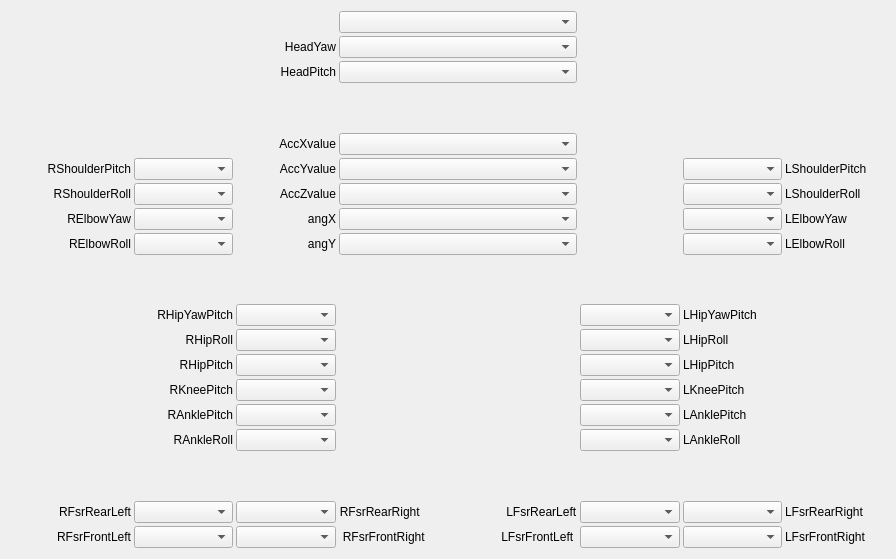
The window that GUITools/KMonitor/SensorsController.ui (kouretes/Monas) describes before a commit, drawn with Qt 5.
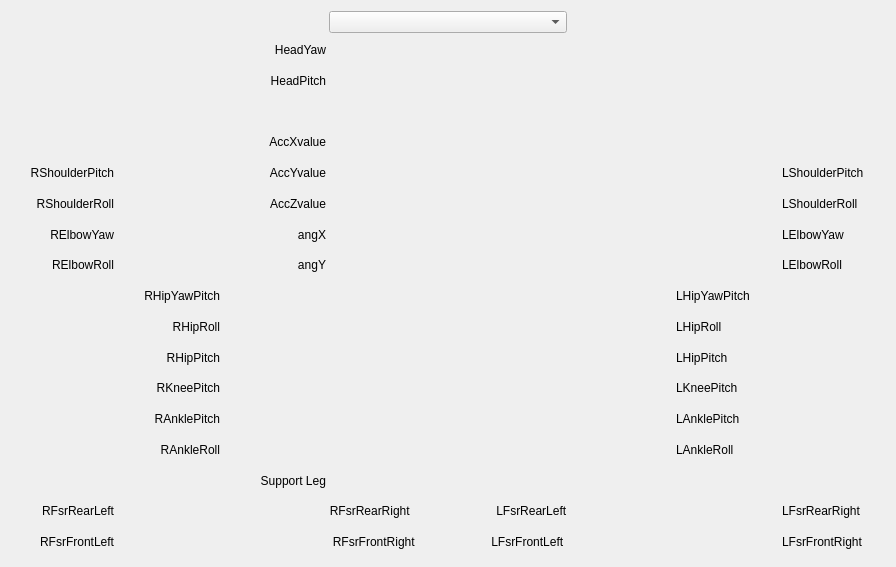
The same window after the commit.

Commit message: Sensors: add computation of the support leg KMonitor: fix the SensorsController...... the sensors value are in the sensorsValue vector not in the jointData vector... Add label for the support leg

The edit to the form file:
```diff
--- a/GUITools/KMonitor/SensorsController.ui
+++ b/GUITools/KMonitor/SensorsController.ui
@@ -7,7 +7,7 @@
     <x>0</x>
     <y>0</y>
     <width>896</width>
-    <height>559</height>
+    <height>567</height>
    </rect>
   </property>
   <property name="windowTitle">
@@ -15,14 +15,85 @@
   </property>
   <layout class="QGridLayout" name="gridLayout_2">
    <item row="0" column="0">
-    <layout class="QGridLayout" name="gridLayout" columnstretch="0,0,1,1,1,2,1,1,1">
+    <layout class="QGridLayout" name="gridLayout" columnstretch="0,0,0,0,0,0,0">
      <property name="spacing">
       <number>3</number>
      </property>
-     <item row="5" column="5">
-      <widget class="QComboBox" name="AccYComboBox"/>
+     <item row="0" column="3">
+      <widget class="QComboBox" name="LSDComboBox"/>
      </item>
-     <item row="5" column="4">
+     <item row="1" column="2">
+      <widget class="QLabel" name="label_14">
+       <property name="text">
+        <string>HeadYaw</string>
+       </property>
+       <property name="alignment">
+        <set>Qt::AlignRight|Qt::AlignTrailing|Qt::AlignVCenter</set>
+       </property>
+      </widget>
+     </item>
+     <item row="1" column="3">
+      <widget class="QLabel" name="HY">
+       <property name="text">
+        <string/>
+       </property>
+      </widget>
+     </item>
+     <item row="2" column="2">
+      <widget class="QLabel" name="label_15">
+       <property name="text">
+        <string>HeadPitch</string>
+       </property>
+       <property name="alignment">
+        <set>Qt::AlignRight|Qt::AlignTrailing|Qt::AlignVCenter</set>
+       </property>
+      </widget>
+     </item>
+     <item row="2" column="3">
+      <widget class="QLabel" name="HP">
+       <property name="text">
+        <string/>
+       </property>
+      </widget>
+     </item>
+     <item row="4" column="2">
+      <widget class="QLabel" name="label_13">
+       <property name="text">
+        <string>AccXvalue</string>
+       </property>
+       <property name="alignment">
+        <set>Qt::AlignRight|Qt::AlignTrailing|Qt::AlignVCenter</set>
+       </property>
+      </widget>
+     </item>
+     <item row="4" column="3">
+      <widget class="QLabel" name="AccX">
+       <property name="text">
+        <string/>
+       </property>
+      </widget>
+     </item>
+     <item row="5" column="0">
+      <widget class="QLabel" name="label">
+       <property name="autoFillBackground">
+        <bool>false</bool>
+       </property>
+       <property name="text">
+        <string>RShoulderPitch</string>
+       </property>
+       <property name="alignment">
+        <set>Qt::AlignRight|Qt::AlignTrailing|Qt::AlignVCenter</set>
+       </property>
+      </widget>
+     </item>
+     <item row="5" column="1">
+      <widget class="QLabel" name="RSP">
+       <property name="text">
+        <string/>
+       </property>
+      </widget>
+     </item>
+     <item row="5" column="2">
       <widget class="QLabel" name="label_2">
        <property name="text">
         <string>AccYvalue</string>
@@ -32,19 +103,55 @@
        </property>
       </widget>
      </item>
-     <item row="1" column="5">
-      <widget class="QComboBox" name="HYComboBox"/>
+     <item row="5" column="3">
+      <widget class="QLabel" name="AccY">
+       <property name="text">
+        <string/>
+       </property>
+      </widget>
      </item>
-     <item row="2" column="5">
-      <widget class="QComboBox" name="HPComboBox"/>
+     <item row="5" column="4">
+      <widget class="QLabel" name="label_19">
+       <property name="text">
+        <string/>
+       </property>
+      </widget>
      </item>
-     <item row="4" column="5">
-      <widget class="QComboBox" name="AccXComboBox"/>
+     <item row="5" column="5">
+      <widget class="QLabel" name="LSP">
+       <property name="text">
+        <string/>
+       </property>
+      </widget>
      </item>
-     <item row="6" column="5">
-      <widget class="QComboBox" name="AccZComboBox"/>
+     <item row="5" column="6">
+      <widget class="QLabel" name="label_3">
+       <property name="text">
+        <string>LShoulderPitch</string>
+       </property>
+       <property name="alignment">
+        <set>Qt::AlignLeading|Qt::AlignLeft|Qt::AlignVCenter</set>
+       </property>
+      </widget>
      </item>
-     <item row="6" column="4">
+     <item row="6" column="0">
+      <widget class="QLabel" name="label_4">
+       <property name="text">
+        <string>RShoulderRoll</string>
+       </property>
+       <property name="alignment">
+        <set>Qt::AlignRight|Qt::AlignTrailing|Qt::AlignVCenter</set>
+       </property>
+      </widget>
+     </item>
+     <item row="6" column="1">
+      <widget class="QLabel" name="RSR">
+       <property name="text">
+        <string/>
+       </property>
+      </widget>
+     </item>
+     <item row="6" column="2">
       <widget class="QLabel" name="label_7">
        <property name="text">
         <string>AccZvalue</string>
@@ -54,7 +161,55 @@
        </property>
       </widget>
      </item>
-     <item row="7" column="4">
+     <item row="6" column="3">
+      <widget class="QLabel" name="AccZ">
+       <property name="text">
+        <string/>
+       </property>
+      </widget>
+     </item>
+     <item row="6" column="4">
+      <widget class="QLabel" name="label_36">
+       <property name="text">
+        <string/>
+       </property>
+      </widget>
+     </item>
+     <item row="6" column="5">
+      <widget class="QLabel" name="LSR">
+       <property name="text">
+        <string/>
+       </property>
+      </widget>
+     </item>
+     <item row="6" column="6">
+      <widget class="QLabel" name="label_10">
+       <property name="text">
+        <string>LShoulderRoll</string>
+       </property>
+       <property name="alignment">
+        <set>Qt::AlignLeading|Qt::AlignLeft|Qt::AlignVCenter</set>
+       </property>
+      </widget>
+     </item>
+     <item row="7" column="0">
+      <widget class="QLabel" name="label_5">
+       <property name="text">
+        <string>RElbowYaw</string>
+       </property>
+       <property name="alignment">
+        <set>Qt::AlignRight|Qt::AlignTrailing|Qt::AlignVCenter</set>
+       </property>
+      </widget>
+     </item>
+     <item row="7" column="1">
+      <widget class="QLabel" name="REY">
+       <property name="text">
+        <string/>
+       </property>
+      </widget>
+     </item>
+     <item row="7" column="2">
       <widget class="QLabel" name="label_8">
        <property name="text">
         <string>angX</string>
@@ -64,7 +219,55 @@
        </property>
       </widget>
      </item>
-     <item row="8" column="4">
+     <item row="7" column="3">
+      <widget class="QLabel" name="AngX">
+       <property name="text">
+        <string/>
+       </property>
+      </widget>
+     </item>
+     <item row="7" column="4">
+      <widget class="QLabel" name="label_39">
+       <property name="text">
+        <string/>
+       </property>
+      </widget>
+     </item>
+     <item row="7" column="5">
+      <widget class="QLabel" name="LEY">
+       <property name="text">
+        <string/>
+       </property>
+      </widget>
+     </item>
+     <item row="7" column="6">
+      <widget class="QLabel" name="label_11">
+       <property name="text">
+        <string>LElbowYaw</string>
+       </property>
+       <property name="alignment">
+        <set>Qt::AlignLeading|Qt::AlignLeft|Qt::AlignVCenter</set>
+       </property>
+      </widget>
+     </item>
+     <item row="8" column="0">
+      <widget class="QLabel" name="label_6">
+       <property name="text">
+        <string>RElbowRoll</string>
+       </property>
+       <property name="alignment">
+        <set>Qt::AlignRight|Qt::AlignTrailing|Qt::AlignVCenter</set>
+       </property>
+      </widget>
+     </item>
+     <item row="8" column="1">
+      <widget class="QLabel" name="RER">
+       <property name="text">
+        <string/>
+       </property>
+      </widget>
+     </item>
+     <item row="8" column="2">
       <widget class="QLabel" name="label_9">
        <property name="text">
         <string>angY</string>
@@ -74,70 +277,41 @@
        </property>
       </widget>
      </item>
-     <item row="7" column="5">
-      <widget class="QComboBox" name="AngXComboBox"/>
+     <item row="8" column="3">
+      <widget class="QLabel" name="AngY">
+       <property name="text">
+        <string/>
+       </property>
+      </widget>
+     </item>
+     <item row="8" column="4">
+      <widget class="QLabel" name="label_48">
+       <property name="text">
+        <string/>
+       </property>
+       <property name="alignment">
+        <set>Qt::AlignRight|Qt::AlignTrailing|Qt::AlignVCenter</set>
+       </property>
+      </widget>
      </item>
      <item row="8" column="5">
-      <widget class="QComboBox" name="AngYComboBox"/>
-     </item>
-     <item row="4" column="4">
-      <widget class="QLabel" name="label_13">
+      <widget class="QLabel" name="LER">
        <property name="text">
-        <string>AccXvalue</string>
+        <string/>
        </property>
-       <property name="alignment">
-        <set>Qt::AlignRight|Qt::AlignTrailing|Qt::AlignVCenter</set>
-       </property>
       </widget>
      </item>
-     <item row="1" column="4">
-      <widget class="QLabel" name="label_14">
+     <item row="8" column="6">
+      <widget class="QLabel" name="label_12">
        <property name="text">
-        <string>HeadYaw</string>
+        <string>LElbowRoll</string>
        </property>
        <property name="alignment">
-        <set>Qt::AlignRight|Qt::AlignTrailing|Qt::AlignVCenter</set>
+        <set>Qt::AlignLeading|Qt::AlignLeft|Qt::AlignVCenter</set>
        </property>
       </widget>
      </item>
-     <item row="2" column="4">
-      <widget class="QLabel" name="label_15">
-       <property name="text">
-        <string>HeadPitch</string>
-       </property>
-       <property name="alignment">
-        <set>Qt::AlignRight|Qt::AlignTrailing|Qt::AlignVCenter</set>
-       </property>
-      </widget>
-     </item>
-     <item row="0" column="5">
-      <widget class="QComboBox" name="LSDComboBox"/>
-     </item>
-     <item row="3" column="5">
-      <widget class="QLabel" name="label_17">
-       <property name="text">
-        <string/>
-       </property>
-       <property name="alignment">
-        <set>Qt::AlignCenter</set>
-       </property>
-      </widget>
-     </item>
-     <item row="5" column="6">
-      <widget class="QLabel" name="label_19">
-       <property name="text">
-        <string/>
-       </property>
-      </widget>
-     </item>
-     <item row="9" column="5">
-      <widget class="QLabel" name="label_23">
-       <property name="text">
-        <string/>
-       </property>
-      </widget>
-     </item>
-     <item row="10" column="3">
+     <item row="9" column="1">
       <widget class="QLabel" name="label_24">
        <property name="text">
         <string>RHipYawPitch</string>
@@ -147,231 +321,21 @@
        </property>
       </widget>
      </item>
-     <item row="10" column="4">
-      <widget class="QComboBox" name="RHYPComboBox"/>
-     </item>
-     <item row="3" column="4">
-      <widget class="QLabel" name="label_16">
-       <property name="text">
-        <string/>
-       </property>
-       <property name="alignment">
-        <set>Qt::AlignCenter</set>
-       </property>
-      </widget>
-     </item>
-     <item row="4" column="3">
-      <widget class="QLabel" name="label_37">
-       <property name="text">
-        <string/>
-       </property>
-       <property name="alignment">
-        <set>Qt::AlignCenter</set>
-       </property>
-      </widget>
-     </item>
-     <item row="9" column="4">
-      <widget class="QLabel" name="label_38">
-       <property name="text">
-        <string/>
-       </property>
-      </widget>
-     </item>
-     <item row="4" column="1">
-      <widget class="QLabel" name="label_40">
-       <property name="text">
-        <string/>
-       </property>
-       <property name="alignment">
-        <set>Qt::AlignBottom|Qt::AlignRight|Qt::AlignTrailing</set>
-       </property>
-      </widget>
-     </item>
-     <item row="4" column="2">
-      <widget class="QLabel" name="label_41">
-       <property name="text">
-        <string/>
-       </property>
-       <property name="alignment">
-        <set>Qt::AlignBottom|Qt::AlignLeading|Qt::AlignLeft</set>
-       </property>
-      </widget>
-     </item>
-     <item row="5" column="0">
-      <widget class="QLabel" name="label_42">
-       <property name="text">
-        <string/>
-       </property>
-       <property name="alignment">
-        <set>Qt::AlignRight|Qt::AlignTrailing|Qt::AlignVCenter</set>
-       </property>
-      </widget>
-     </item>
-     <item row="6" column="0">
-      <widget class="QLabel" name="label_43">
-       <property name="text">
-        <string/>
-       </property>
-       <property name="alignment">
-        <set>Qt::AlignRight|Qt::AlignTrailing|Qt::AlignVCenter</set>
-       </property>
-      </widget>
-     </item>
-     <item row="7" column="0">
-      <widget class="QLabel" name="label_44">
-       <property name="text">
-        <string/>
-       </property>
-       <property name="alignment">
-        <set>Qt::AlignRight|Qt::AlignTrailing|Qt::AlignVCenter</set>
-       </property>
-      </widget>
-     </item>
-     <item row="8" column="0">
-      <widget class="QLabel" name="label_45">
-       <property name="text">
-        <string/>
-       </property>
-       <property name="alignment">
-        <set>Qt::AlignRight|Qt::AlignTrailing|Qt::AlignVCenter</set>
-       </property>
-      </widget>
-     </item>
      <item row="9" column="2">
       <widget class="QLabel" name="label_46">
        <property name="text">
         <string/>
        </property>
-       <property name="alignment">
-        <set>Qt::AlignLeading|Qt::AlignLeft|Qt::AlignTop</set>
-       </property>
       </widget>
      </item>
-     <item row="9" column="1">
-      <widget class="QLabel" name="label_47">
+     <item row="9" column="4">
+      <widget class="QLabel" name="LHYP">
        <property name="text">
         <string/>
        </property>
-       <property name="alignment">
-        <set>Qt::AlignRight|Qt::AlignTop|Qt::AlignTrailing</set>
-       </property>
       </widget>
      </item>
-     <item row="6" column="6">
-      <widget class="QLabel" name="label_36">
-       <property name="text">
-        <string/>
-       </property>
-      </widget>
-     </item>
-     <item row="7" column="6">
-      <widget class="QLabel" name="label_39">
-       <property name="text">
-        <string/>
-       </property>
-      </widget>
-     </item>
-     <item row="8" column="6">
-      <widget class="QLabel" name="label_48">
-       <property name="text">
-        <string/>
-       </property>
-       <property name="alignment">
-        <set>Qt::AlignRight|Qt::AlignTrailing|Qt::AlignVCenter</set>
-       </property>
-      </widget>
-     </item>
-     <item row="17" column="2">
-      <widget class="QLabel" name="label_49">
-       <property name="text">
-        <string/>
-       </property>
-      </widget>
-     </item>
-     <item row="11" column="4">
-      <widget class="QComboBox" name="RHRComboBox"/>
-     </item>
-     <item row="11" column="3">
-      <widget class="QLabel" name="label_26">
-       <property name="text">
-        <string>RHipRoll</string>
-       </property>
-       <property name="alignment">
-        <set>Qt::AlignRight|Qt::AlignTrailing|Qt::AlignVCenter</set>
-       </property>
-      </widget>
-     </item>
-     <item row="12" column="4">
-      <widget class="QComboBox" name="RHPComboBox"/>
-     </item>
-     <item row="12" column="3">
-      <widget class="QLabel" name="label_27">
-       <property name="text">
-        <string>RHipPitch</string>
-       </property>
-       <property name="alignment">
-        <set>Qt::AlignRight|Qt::AlignTrailing|Qt::AlignVCenter</set>
-       </property>
-      </widget>
-     </item>
-     <item row="14" column="4">
-      <widget class="QComboBox" name="RKPComboBox"/>
-     </item>
-     <item row="14" column="3">
-      <widget class="QLabel" name="label_28">
-       <property name="text">
-        <string>RKneePitch</string>
-       </property>
-       <property name="alignment">
-        <set>Qt::AlignRight|Qt::AlignTrailing|Qt::AlignVCenter</set>
-       </property>
-      </widget>
-     </item>
-     <item row="15" column="4">
-      <widget class="QComboBox" name="RAPComboBox"/>
-     </item>
-     <item row="15" column="3">
-      <widget class="QLabel" name="label_29">
-       <property name="text">
-        <string>RAnklePitch</string>
-       </property>
-       <property name="alignment">
-        <set>Qt::AlignRight|Qt::AlignTrailing|Qt::AlignVCenter</set>
-       </property>
-      </widget>
-     </item>
-     <item row="16" column="4">
-      <widget class="QComboBox" name="RARComboBox"/>
-     </item>
-     <item row="16" column="3">
-      <widget class="QLabel" name="label_35">
-       <property name="text">
-        <string>RAnkleRoll</string>
-       </property>
-       <property name="alignment">
-        <set>Qt::AlignRight|Qt::AlignTrailing|Qt::AlignVCenter</set>
-       </property>
-      </widget>
-     </item>
-     <item row="10" column="6">
-      <widget class="QComboBox" name="LHYPComboBox"/>
-     </item>
-     <item row="11" column="6">
-      <widget class="QComboBox" name="LHRComboBox"/>
-     </item>
-     <item row="12" column="6">
-      <widget class="QComboBox" name="LHPComboBox"/>
-     </item>
-     <item row="14" column="6">
-      <widget class="QComboBox" name="LKPComboBox"/>
-     </item>
-     <item row="15" column="6">
-      <widget class="QComboBox" name="LAPComboBox"/>
-     </item>
-     <item row="16" column="6">
-      <widget class="QComboBox" name="LARComboBox"/>
-     </item>
-     <item row="10" column="7">
+     <item row="9" column="5">
       <widget class="QLabel" name="label_25">
        <property name="text">
         <string>LHipYawPitch</string>
@@ -381,7 +345,31 @@
        </property>
       </widget>
      </item>
-     <item row="11" column="7">
+     <item row="10" column="1">
+      <widget class="QLabel" name="label_26">
+       <property name="text">
+        <string>RHipRoll</string>
+       </property>
+       <property name="alignment">
+        <set>Qt::AlignRight|Qt::AlignTrailing|Qt::AlignVCenter</set>
+       </property>
+      </widget>
+     </item>
+     <item row="10" column="2">
+      <widget class="QLabel" name="RHR">
+       <property name="text">
+        <string/>
+       </property>
+      </widget>
+     </item>
+     <item row="10" column="4">
+      <widget class="QLabel" name="LHR">
+       <property name="text">
+        <string/>
+       </property>
+      </widget>
+     </item>
+     <item row="10" column="5">
       <widget class="QLabel" name="label_30">
        <property name="text">
         <string>LHipRoll</string>
@@ -391,7 +379,31 @@
        </property>
       </widget>
      </item>
-     <item row="12" column="7">
+     <item row="11" column="1">
+      <widget class="QLabel" name="label_27">
+       <property name="text">
+        <string>RHipPitch</string>
+       </property>
+       <property name="alignment">
+        <set>Qt::AlignRight|Qt::AlignTrailing|Qt::AlignVCenter</set>
+       </property>
+      </widget>
+     </item>
+     <item row="11" column="2">
+      <widget class="QLabel" name="RHP">
+       <property name="text">
+        <string/>
+       </property>
+      </widget>
+     </item>
+     <item row="11" column="4">
+      <widget class="QLabel" name="LHP">
+       <property name="text">
+        <string/>
+       </property>
+      </widget>
+     </item>
+     <item row="11" column="5">
       <widget class="QLabel" name="label_31">
        <property name="text">
         <string>LHipPitch</string>
@@ -401,7 +413,31 @@
        </property>
       </widget>
      </item>
-     <item row="14" column="7">
+     <item row="13" column="1">
+      <widget class="QLabel" name="label_28">
+       <property name="text">
+        <string>RKneePitch</string>
+       </property>
+       <property name="alignment">
+        <set>Qt::AlignRight|Qt::AlignTrailing|Qt::AlignVCenter</set>
+       </property>
+      </widget>
+     </item>
+     <item row="13" column="2">
+      <widget class="QLabel" name="RKP">
+       <property name="text">
+        <string/>
+       </property>
+      </widget>
+     </item>
+     <item row="13" column="4">
+      <widget class="QLabel" name="LKP">
+       <property name="text">
+        <string/>
+       </property>
+      </widget>
+     </item>
+     <item row="13" column="5">
       <widget class="QLabel" name="label_32">
        <property name="text">
         <string>LKneePitch</string>
@@ -411,7 +447,31 @@
        </property>
       </widget>
      </item>
-     <item row="15" column="7">
+     <item row="14" column="1">
+      <widget class="QLabel" name="label_29">
+       <property name="text">
+        <string>RAnklePitch</string>
+       </property>
+       <property name="alignment">
+        <set>Qt::AlignRight|Qt::AlignTrailing|Qt::AlignVCenter</set>
+       </property>
+      </widget>
+     </item>
+     <item row="14" column="2">
+      <widget class="QLabel" name="RAP">
+       <property name="text">
+        <string/>
+       </property>
+      </widget>
+     </item>
+     <item row="14" column="4">
+      <widget class="QLabel" name="LAP">
+       <property name="text">
+        <string/>
+       </property>
+      </widget>
+     </item>
+     <item row="14" column="5">
       <widget class="QLabel" name="label_33">
        <property name="text">
         <string>LAnklePitch</string>
@@ -421,7 +481,31 @@
        </property>
       </widget>
      </item>
-     <item row="16" column="7">
+     <item row="15" column="1">
+      <widget class="QLabel" name="label_35">
+       <property name="text">
+        <string>RAnkleRoll</string>
+       </property>
+       <property name="alignment">
+        <set>Qt::AlignRight|Qt::AlignTrailing|Qt::AlignVCenter</set>
+       </property>
+      </widget>
+     </item>
+     <item row="15" column="2">
+      <widget class="QLabel" name="RAR">
+       <property name="text">
+        <string/>
+       </property>
+      </widget>
+     </item>
+     <item row="15" column="4">
+      <widget class="QLabel" name="LAR">
+       <property name="text">
+        <string/>
+       </property>
+      </widget>
+     </item>
+     <item row="15" column="5">
       <widget class="QLabel" name="label_34">
        <property name="text">
         <string>LAnkleRoll</string>
@@ -431,59 +515,48 @@
        </property>
       </widget>
      </item>
-     <item row="5" column="7">
-      <widget class="QComboBox" name="LSPComboBox"/>
-     </item>
-     <item row="6" column="7">
-      <widget class="QComboBox" name="LSRComboBox"/>
-     </item>
-     <item row="7" column="7">
-      <widget class="QComboBox" name="LEYComboBox"/>
-     </item>
-     <item row="8" column="7">
-      <widget class="QComboBox" name="LERComboBox"/>
-     </item>
-     <item row="5" column="8">
-      <widget class="QLabel" name="label_3">
+     <item row="16" column="2">
+      <widget class="QLabel" name="label_18">
        <property name="text">
-        <string>LShoulderPitch</string>
+        <string>Support Leg</string>
        </property>
        <property name="alignment">
-        <set>Qt::AlignLeading|Qt::AlignLeft|Qt::AlignVCenter</set>
+        <set>Qt::AlignRight|Qt::AlignTrailing|Qt::AlignVCenter</set>
        </property>
       </widget>
      </item>
-     <item row="6" column="8">
-      <widget class="QLabel" name="label_10">
+     <item row="16" column="3">
+      <widget class="QLabel" name="SupportLeg">
        <property name="text">
-        <string>LShoulderRoll</string>
+        <string/>
        </property>
-       <property name="alignment">
-        <set>Qt::AlignLeading|Qt::AlignLeft|Qt::AlignVCenter</set>
-       </property>
       </widget>
      </item>
-     <item row="7" column="8">
-      <widget class="QLabel" name="label_11">
+     <item row="17" column="0">
+      <widget class="QLabel" name="label_51">
        <property name="text">
-        <string>LElbowYaw</string>
+        <string>RFsrRearLeft</string>
        </property>
        <property name="alignment">
-        <set>Qt::AlignLeading|Qt::AlignLeft|Qt::AlignVCenter</set>
+        <set>Qt::AlignRight|Qt::AlignTrailing|Qt::AlignVCenter</set>
        </property>
       </widget>
      </item>
-     <item row="8" column="8">
-      <widget class="QLabel" name="label_12">
+     <item row="17" column="1">
+      <widget class="QLabel" name="RFsrRL">
        <property name="text">
-        <string>LElbowRoll</string>
+        <string/>
        </property>
-       <property name="alignment">
-        <set>Qt::AlignLeading|Qt::AlignLeft|Qt::AlignVCenter</set>
+      </widget>
+     </item>
+     <item row="17" column="2">
+      <widget class="QLabel" name="RFsrRR">
+       <property name="text">
+        <string/>
        </property>
       </widget>
      </item>
-     <item row="18" column="5">
+     <item row="17" column="3">
       <widget class="QLabel" name="label_52">
        <property name="text">
         <string>RFsrRearRight                          LFsrRearLeft</string>
@@ -493,7 +566,55 @@
        </property>
       </widget>
      </item>
-     <item row="19" column="5">
+     <item row="17" column="4">
+      <widget class="QLabel" name="LFsrRL">
+       <property name="text">
+        <string/>
+       </property>
+      </widget>
+     </item>
+     <item row="17" column="5">
+      <widget class="QLabel" name="LFsrRR">
+       <property name="text">
+        <string/>
+       </property>
+      </widget>
+     </item>
+     <item row="17" column="6">
+      <widget class="QLabel" name="label_58">
+       <property name="text">
+        <string>LFsrRearRight</string>
+       </property>
+       <property name="alignment">
+        <set>Qt::AlignLeading|Qt::AlignLeft|Qt::AlignVCenter</set>
+       </property>
+      </widget>
+     </item>
+     <item row="18" column="0">
+      <widget class="QLabel" name="label_50">
+       <property name="text">
+        <string>RFsrFrontLeft</string>
+       </property>
+       <property name="alignment">
+        <set>Qt::AlignRight|Qt::AlignTrailing|Qt::AlignVCenter</set>
+       </property>
+      </widget>
+     </item>
+     <item row="18" column="1">
+      <widget class="QLabel" name="RFsrFL">
+       <property name="text">
+        <string/>
+       </property>
+      </widget>
+     </item>
+     <item row="18" column="2">
+      <widget class="QLabel" name="RFsrFR">
+       <property name="text">
+        <string/>
+       </property>
+      </widget>
+     </item>
+     <item row="18" column="3">
       <widget class="QLabel" name="label_53">
        <property name="text">
         <string>RFsrFrontRight                       LFsrFrontLeft</string>
@@ -503,106 +624,21 @@
        </property>
       </widget>
      </item>
-     <item row="5" column="3">
-      <widget class="QComboBox" name="RSPComboBox"/>
-     </item>
-     <item row="6" column="3">
-      <widget class="QComboBox" name="RSRComboBox"/>
-     </item>
-     <item row="7" column="3">
-      <widget class="QComboBox" name="REYComboBox"/>
-     </item>
-     <item row="8" column="3">
-      <widget class="QComboBox" name="RERComboBox"/>
-     </item>
-     <item row="5" column="2">
-      <widget class="QLabel" name="label">
-       <property name="autoFillBackground">
-        <bool>false</bool>
-       </property>
-       <property name="text">
-        <string>RShoulderPitch</string>
-       </property>
-       <property name="alignment">
-        <set>Qt::AlignRight|Qt::AlignTrailing|Qt::AlignVCenter</set>
-       </property>
-      </widget>
-     </item>
-     <item row="6" column="2">
-      <widget class="QLabel" name="label_4">
-       <property name="text">
-        <string>RShoulderRoll</string>
-       </property>
-       <property name="alignment">
-        <set>Qt::AlignRight|Qt::AlignTrailing|Qt::AlignVCenter</set>
-       </property>
-      </widget>
-     </item>
-     <item row="7" column="2">
-      <widget class="QLabel" name="label_5">
-       <property name="text">
-        <string>RElbowYaw</string>
-       </property>
-       <property name="alignment">
-        <set>Qt::AlignRight|Qt::AlignTrailing|Qt::AlignVCenter</set>
-       </property>
-      </widget>
-     </item>
-     <item row="8" column="2">
-      <widget class="QLabel" name="label_6">
-       <property name="text">
-        <string>RElbowRoll</string>
-       </property>
-       <property name="alignment">
-        <set>Qt::AlignRight|Qt::AlignTrailing|Qt::AlignVCenter</set>
-       </property>
-      </widget>
-     </item>
-     <item row="18" column="3">
-      <widget class="QComboBox" name="RFsrRLComboBox"/>
-     </item>
-     <item row="19" column="3">
-      <widget class="QComboBox" name="RFsrFLComboBox"/>
-     </item>
      <item row="18" column="4">
-      <widget class="QComboBox" name="RFsrRRComboBox"/>
-     </item>
-     <item row="19" column="4">
-      <widget class="QComboBox" name="RFsrFRComboBox"/>
-     </item>
-     <item row="18" column="2">
-      <widget class="QLabel" name="label_51">
+      <widget class="QLabel" name="LFsrFL">
        <property name="text">
-        <string>RFsrRearLeft</string>
+        <string/>
        </property>
-       <property name="alignment">
-        <set>Qt::AlignRight|Qt::AlignTrailing|Qt::AlignVCenter</set>
-       </property>
       </widget>
      </item>
-     <item row="19" column="2">
-      <widget class="QLabel" name="label_50">
+     <item row="18" column="5">
+      <widget class="QLabel" name="LFsrFR">
        <property name="text">
-        <string>RFsrFrontLeft</string>
+        <string/>
        </property>
-       <property name="alignment">
-        <set>Qt::AlignRight|Qt::AlignTrailing|Qt::AlignVCenter</set>
-       </property>
       </widget>
      </item>
-     <item row="18" column="7">
-      <widget class="QComboBox" name="LFsrRRComboBox"/>
-     </item>
-     <item row="19" column="7">
-      <widget class="QComboBox" name="LFsrFRComboBox"/>
-     </item>
-     <item row="19" column="6">
-      <widget class="QComboBox" name="LFsrFLComboBox"/>
-     </item>
      <item row="18" column="6">
-      <widget class="QComboBox" name="LFsrRLComboBox"/>
-     </item>
-     <item row="19" column="8">
       <widget class="QLabel" name="label_56">
        <property name="text">
         <string>LFsrFrontRight</string>
@@ -612,13 +648,13 @@
        </property>
       </widget>
      </item>
-     <item row="18" column="8">
-      <widget class="QLabel" name="label_58">
+     <item row="3" column="3">
+      <widget class="QLabel" name="label_17">
        <property name="text">
-        <string>LFsrRearRight</string>
+        <string/>
        </property>
        <property name="alignment">
-        <set>Qt::AlignLeading|Qt::AlignLeft|Qt::AlignVCenter</set>
+        <set>Qt::AlignCenter</set>
        </property>
       </widget>
      </item>
```
Left out of the diff: 2 changed lines with no effect on the pictures. The commit also changes 3 other files.
